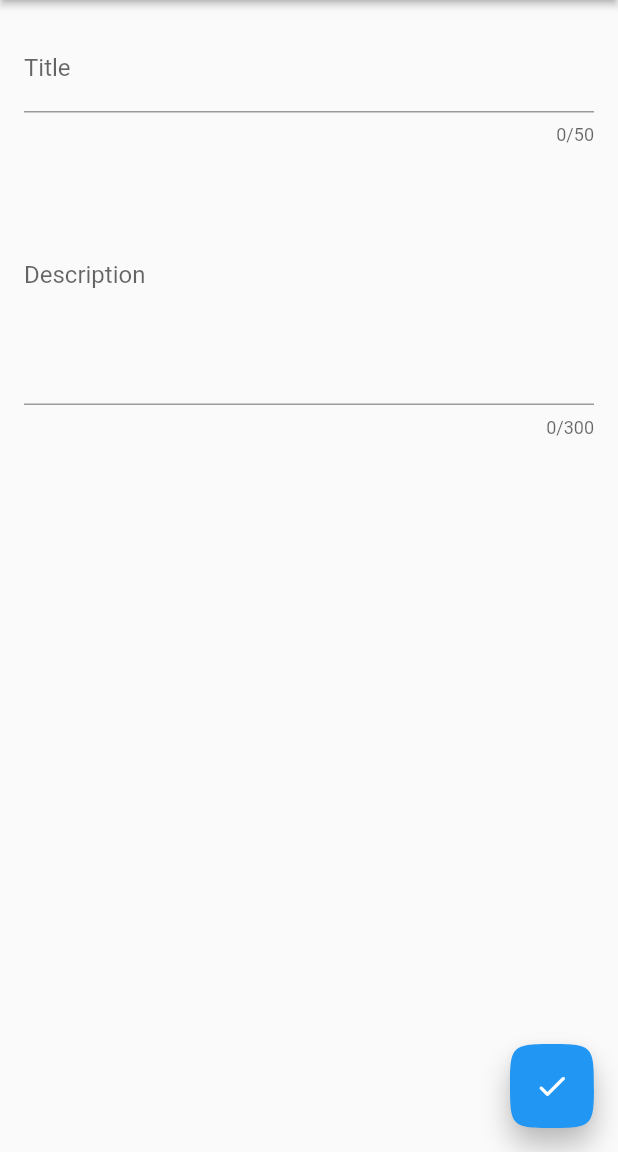
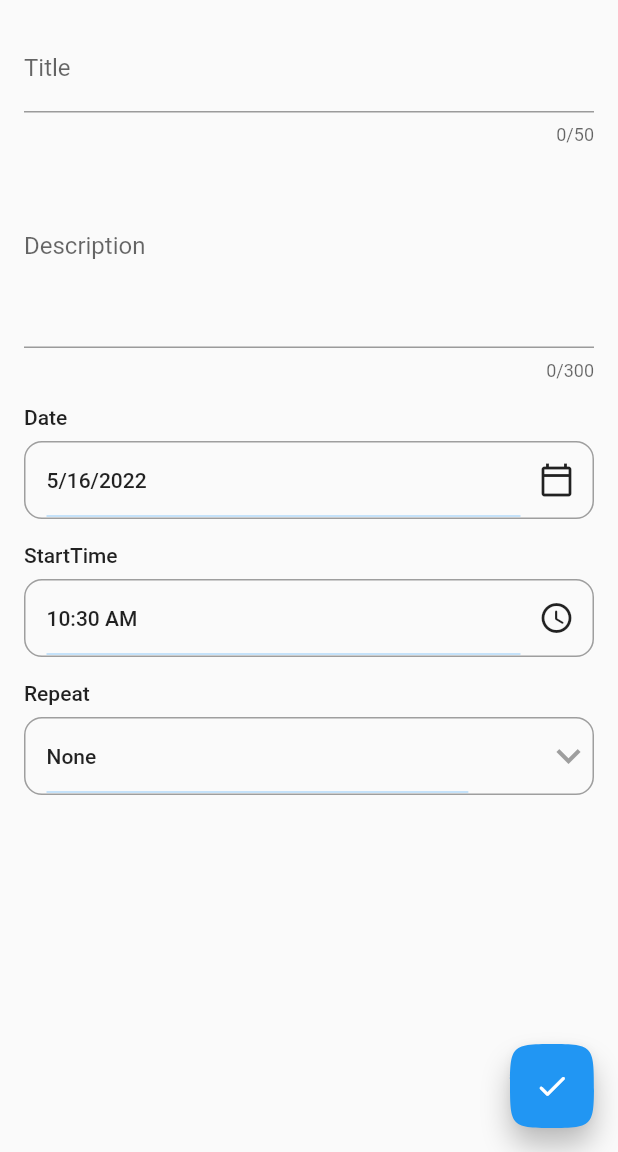
Before and after one commit to chima94/flutter-bloc-design-pattern, a Flutter app: the HomeView screen opened directly, after a tap on the "add" icon, on a phone screen of 412 x 824 dp, the part 84-1236 px from its top. Run offline on Flutter 3.47's test engine with Material 2 defaults, Android fonts, the phone set to English and light mode, and no system bars; our stand-ins replace bloc, cloud_firestore, date_picker_timeline, equatable, firebase_auth, firebase_core and 5 more; missing offline and left inert: dart:ffi, flow_builder, flutter_services_binding; accounts and stored records are empty.

Commit message:
edit-todo style

```diff
--- a/lib/edit_todo/view/edit_todo.dart
+++ b/lib/edit_todo/view/edit_todo.dart
@@ -2,6 +2,7 @@ import 'package:flutter/cupertino.dart';
 import 'package:flutter/material.dart';
 import 'package:flutter/services.dart';
 import 'package:flutter_bloc/flutter_bloc.dart';
+import 'package:intl/intl.dart';
 import 'package:todo/edit_todo/bloc/edit_todo_bloc.dart';
 import 'package:todo/edit_todo/bloc/edit_todo_event.dart';
 import 'package:todo/edit_todo/bloc/edit_todo_state.dart';
@@ -66,7 +67,7 @@ class EditTodoView extends StatelessWidget {
     return Scaffold(
       appBar: AppBar(
         title: Text(isNewTodo ? 'Add Todo' : 'Edit Todo'),
-        elevation: 2,
+        elevation: 0,
         backgroundColor: appbarColor,
       ),
       floatingActionButton: FloatingActionButton(
@@ -84,11 +85,15 @@ class EditTodoView extends StatelessWidget {
             ? const CupertinoActivityIndicator()
             : const Icon(Icons.check_rounded),
       ),
-      body: CupertinoScrollbar(
+      body: SingleChildScrollView(
         child: Padding(
           padding: const EdgeInsets.all(16),
           child: Column(
-            children: const [_TitleField(), _DescriptionField()],
+            children: const [
+              _TitleField(),
+              _DescriptionField(),
+              _Schedule(),
+            ],
           ),
         ),
       ),
@@ -141,7 +146,7 @@ class _DescriptionField extends StatelessWidget {
         hintText: hintText,
       ),
       maxLength: 300,
-      maxLines: 7,
+      maxLines: 5,
       inputFormatters: [
         LengthLimitingTextInputFormatter(300),
       ],
@@ -151,3 +156,180 @@ class _DescriptionField extends StatelessWidget {
     );
   }
 }
+
+class _Schedule extends StatelessWidget {
+  const _Schedule({Key? key}) : super(key: key);
+
+  @override
+  Widget build(BuildContext context) {
+    final selectedDate = DateTime.now();
+    final startTime = DateFormat('hh:mm a').format(DateTime.now()).toString();
+    final repeatList = <String>['None', 'Daily', 'weekly', 'monthly'];
+    var _selectedRepeat = 'None';
+
+    return Column(
+      children: [
+        _ScheduleInputField(
+          title: 'Date',
+          hint: DateFormat.yMd().format(selectedDate),
+          widget: IconButton(
+            onPressed: () {
+              showDateFromUSer(context, (date) {
+                final dateTime = DateFormat.yMd().format(date);
+                print(dateTime);
+              });
+            },
+            icon: const Icon(Icons.calendar_today_outlined),
+          ),
+        ),
+        _ScheduleInputField(
+          title: 'StartTime',
+          hint: startTime,
+          widget: IconButton(
+            onPressed: () {
+              getTimeFromUser(context, startTime, (time) {});
+            },
+            icon: const Icon(
+              Icons.access_time_rounded,
+            ),
+          ),
+        ),
+        _ScheduleInputField(
+            title: 'Repeat',
+            hint: _selectedRepeat,
+            widget: DropdownButton(
+              icon: const Icon(
+                Icons.keyboard_arrow_down,
+                color: Colors.grey,
+              ),
+              iconSize: 32,
+              elevation: 4,
+              style: Theme.of(context).textTheme.bodyText1,
+              underline: Container(
+                height: 0,
+              ),
+              items: repeatList.map<DropdownMenuItem<String>>((String? value) {
+                return DropdownMenuItem<String>(
+                  value: value,
+                  child: Text(value!,
+                      style: Theme.of(context).textTheme.bodyText1),
+                );
+              }).toList(),
+              onChanged: (String? newValue) {},
+            )),
+      ],
+    );
+  }
+
+  Future<void> showDateFromUSer(
+    BuildContext context,
+    Function(DateTime) dateTime,
+  ) async {
+    final pickerDate = await showDatePicker(
+      context: context,
+      initialDate: DateTime.now(),
+      firstDate: DateTime(2015),
+      lastDate: DateTime(2121),
+    );
+    if (pickerDate != null) {
+      dateTime(pickerDate);
+    }
+  }
+
+  Future<TimeOfDay?> _showTimePicker(
+    BuildContext context,
+    String startTime,
+  ) {
+    return showTimePicker(
+      context: context,
+      initialEntryMode: TimePickerEntryMode.input,
+      initialTime: TimeOfDay(
+        hour: int.parse(startTime.split(':')[0]),
+        minute: int.parse(
+          startTime.split(':')[1].split(' ')[0],
+        ),
+      ),
+    );
+  }
+
+  Future<void> getTimeFromUser(
+    BuildContext context,
+    String startTime,
+    Function(String) time,
+  ) async {
+    var pickTime = await _showTimePicker(context, startTime);
+    if (pickTime != null) {
+      final formatedTime = pickTime.format(context);
+      time(formatedTime);
+    }
+  }
+}
+
+class _ScheduleInputField extends StatelessWidget {
+  final String title;
+  final String hint;
+  final Widget? widget;
+
+  const _ScheduleInputField({
+    Key? key,
+    required this.title,
+    required this.hint,
+    this.widget,
+  }) : super(key: key);
+
+  @override
+  Widget build(BuildContext context) {
+    return Container(
+      margin: const EdgeInsets.only(top: 16),
+      child: Column(
+        crossAxisAlignment: CrossAxisAlignment.start,
+        children: [
+          Text(
+            title,
+            style: Theme.of(context).textTheme.bodyText1,
+          ),
+          Container(
+            margin: const EdgeInsets.only(top: 8.0),
+            padding: const EdgeInsets.only(left: 14),
+            height: 52,
+            decoration: BoxDecoration(
+              border: Border.all(color: Colors.grey, width: 1.0),
+              borderRadius: BorderRadius.circular(12),
+            ),
+            child: Row(
+              children: [
+                Expanded(
+                    child: TextFormField(
+                  readOnly: widget == null ? false : true,
+                  autofocus: false,
+                  cursorColor: Theme.of(context).primaryColor,
+                  style: Theme.of(context).textTheme.bodyText1,
+                  decoration: InputDecoration(
+                    hintText: hint,
+                    hintStyle: Theme.of(context).textTheme.bodyText1,
+                    focusedBorder: UnderlineInputBorder(
+                        borderSide: BorderSide(
+                            color: Theme.of(context).backgroundColor,
+                            width: 0)),
+                    enabledBorder: UnderlineInputBorder(
+                      borderSide: BorderSide(
+                        color: Theme.of(context).backgroundColor,
+                        width: 0,
+                      ),
+                    ),
+                  ),
+                )),
+                if (widget == null)
+                  Container()
+                else
+                  Container(
+                    child: widget,
+                  )
+              ],
+            ),
+          )
+        ],
+      ),
+    );
+  }
+}
--- a/lib/todo_overview/view/todo_overview_page.dart
+++ b/lib/todo_overview/view/todo_overview_page.dart
@@ -9,6 +9,7 @@ import 'package:todo/theme/theme_bloc.dart';
 import 'package:todo/todo_overview/bloc/todo_overview_bloc.dart';
 import 'package:todo/todo_overview/bloc/todo_overview_event.dart';
 import 'package:todo/todo_overview/bloc/todo_overview_state.dart';
+import 'package:todo/todo_overview/view/widget/date_task_bar.dart';
 import 'package:todo/todo_overview/view/widget/todo_tiles.dart';
 import 'package:todo/todo_overview/view/widget/todos_overview_filter_button.dart';
 import 'package:todo/widget/dialog/loading_screen.dart';
@@ -116,6 +117,7 @@ class TodosOverviewView extends StatelessWidget {
           return CupertinoScrollbar(
             child: ListView(
               children: [
+                const AddDateTaskBar(),
                 for (final todo in state.filteredTodos)
                   TodoListTiles(
                     todo: todo,
--- /dev/null
+++ b/lib/todo_overview/view/widget/date_task_bar.dart
@@ -0,0 +1,37 @@
+import 'package:date_picker_timeline/date_picker_timeline.dart';
+import 'package:flutter/material.dart';
+
+class AddDateTaskBar extends StatelessWidget {
+  const AddDateTaskBar({Key? key}) : super(key: key);
+
+  @override
+  Widget build(BuildContext context) {
+    return Container(
+      margin: const EdgeInsets.only(top: 20, left: 20),
+      child: DatePicker(
+        DateTime.now(),
+        height: 100,
+        width: 80,
+        initialSelectedDate: DateTime.now(),
+        selectionColor: Colors.blue,
+        selectedTextColor: Colors.white,
+        dateTextStyle: const TextStyle(
+          fontSize: 14,
+          fontWeight: FontWeight.w600,
+          color: Colors.grey,
+        ),
+        dayTextStyle: const TextStyle(
+          fontSize: 16,
+          fontWeight: FontWeight.w600,
+          color: Colors.grey,
+        ),
+        monthTextStyle: const TextStyle(
+          fontSize: 14,
+          fontWeight: FontWeight.w600,
+          color: Colors.grey,
+        ),
+        onDateChange: (date) {},
+      ),
+    );
+  }
+}
--- a/lib/widget/dialog/loading_screen.dart
+++ b/lib/widget/dialog/loading_screen.dart
@@ -45,7 +45,8 @@ class LoadingScreen {
                 maxWidth: size.width * 0.8,
                 minWidth: size.width * 0.5),
             decoration: BoxDecoration(
-                color: Colors.white, borderRadius: BorderRadius.circular(10.0)),
+                color: Theme.of(context).backgroundColor,
+                borderRadius: BorderRadius.circular(10.0)),
             child: Padding(
               padding: const EdgeInsets.all(16.0),
               child: SingleChildScrollView(
--- a/packages/todos_api/lib/src/models/todo.dart
+++ b/packages/todos_api/lib/src/models/todo.dart
@@ -7,12 +7,15 @@ import 'package:uuid/uuid.dart';
 @immutable
 @JsonSerializable()
 class Todo extends Equatable {
-  Todo(
-      {String? id,
+  Todo({
+    String? id,
     required this.title,
     this.description = '',
-      this.isCompleted = false})
-      : assert(
+    this.isCompleted = false,
+    this.date = '',
+    this.startTime = '',
+    this.repeat = '',
+  })  : assert(
           id == null || id.isNotEmpty,
           'id can not be null and should be empty',
         ),
@@ -26,25 +29,41 @@ class Todo extends Equatable {
 
   final bool isCompleted;
 
+  final String date;
+
+  final String startTime;
+
+  final String repeat;
+
   Todo copyWith({
     String? id,
     String? title,
     String? description,
     bool? isCompleted,
+    String? date,
+    String? startTime,
+    String? repeat,
   }) {
     return Todo(
         id: id ?? this.id,
         title: title ?? this.title,
         description: description ?? this.description,
         isCompleted: isCompleted ?? this.isCompleted,
-    );
+        date: date ?? this.date,
+        startTime: startTime ?? this.startTime,
+        repeat: repeat ?? this.repeat);
   }
 
   static Todo fromJson(JsonMap json) => TodoFromJson(json);
   JsonMap toJson() => TodoToJson(this);
 
   @override
-  List<Object> get props => [id, title, description, isCompleted];
+  List<Object> get props => [
+        id,
+        title,
+        description,
+        isCompleted,
+      ];
 }
 
 typedef JsonMap = Map<String, dynamic>;
--- a/packages/todos_api/lib/src/models/todo_serialize.dart
+++ b/packages/todos_api/lib/src/models/todo_serialize.dart
@@ -1,3 +1,5 @@
+import 'dart:convert';
+
 import 'package:todos_api/src/models/todo.dart';
 
 Todo TodoFromJson(Map<String, dynamic> json) => Todo(
@@ -5,6 +7,9 @@ Todo TodoFromJson(Map<String, dynamic> json) => Todo(
       title: json['title'] as String,
       description: json['description'] as String? ?? '',
       isCompleted: json['isCompleted'] as bool? ?? false,
+      date: json['date'] as String? ?? '',
+      startTime: json['startTime'] as String? ?? '',
+      repeat: json['repeat'] as String? ?? '',
     );
 
 Map<String, dynamic> TodoToJson(Todo instance) => <String, dynamic>{
@@ -12,4 +17,7 @@ Map<String, dynamic> TodoToJson(Todo instance) => <String, dynamic>{
       'title': instance.title,
       'description': instance.description,
       'isCompleted': instance.isCompleted,
+      'date': instance.date,
+      'startTime': instance.startTime,
+      'repeat': instance.repeat
     };
--- a/pubspec.yaml
+++ b/pubspec.yaml
@@ -33,6 +33,7 @@ dependencies:
   uuid: ^3.0.4
   flow_builder: ^0.0.4
   formz: ^0.4.0
+  date_picker_timeline:
 
 
 dev_dependencies:
```
Also changed, not shown: pubspec.lock. Lines whose indentation alone changed are shown as unchanged.
